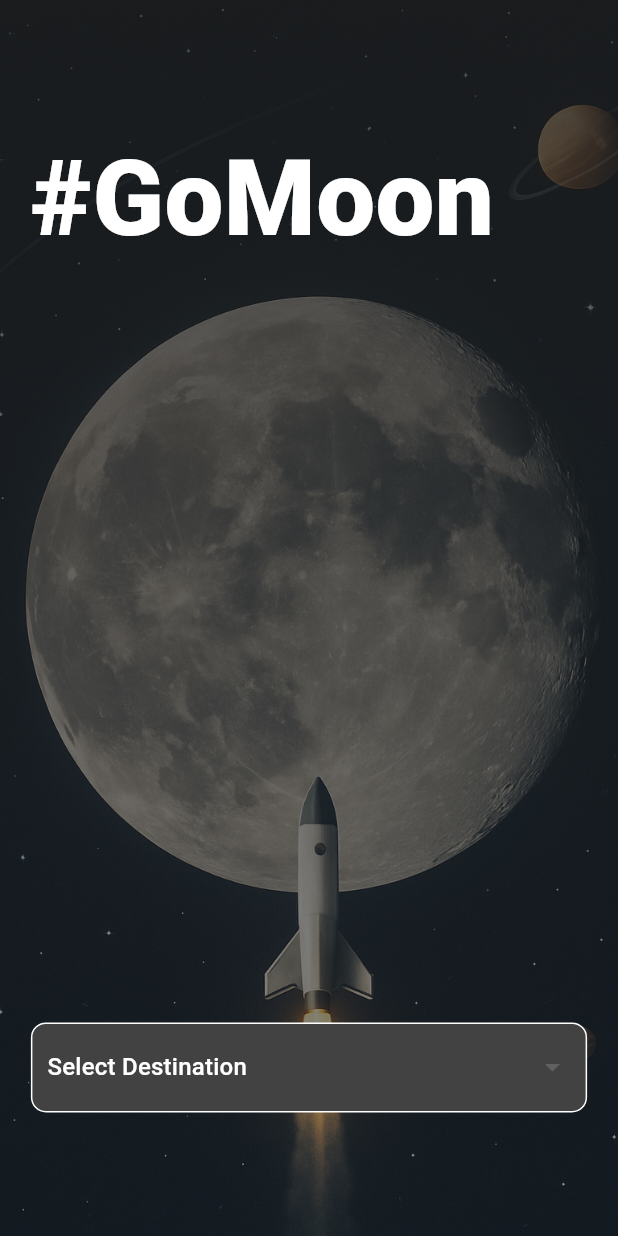
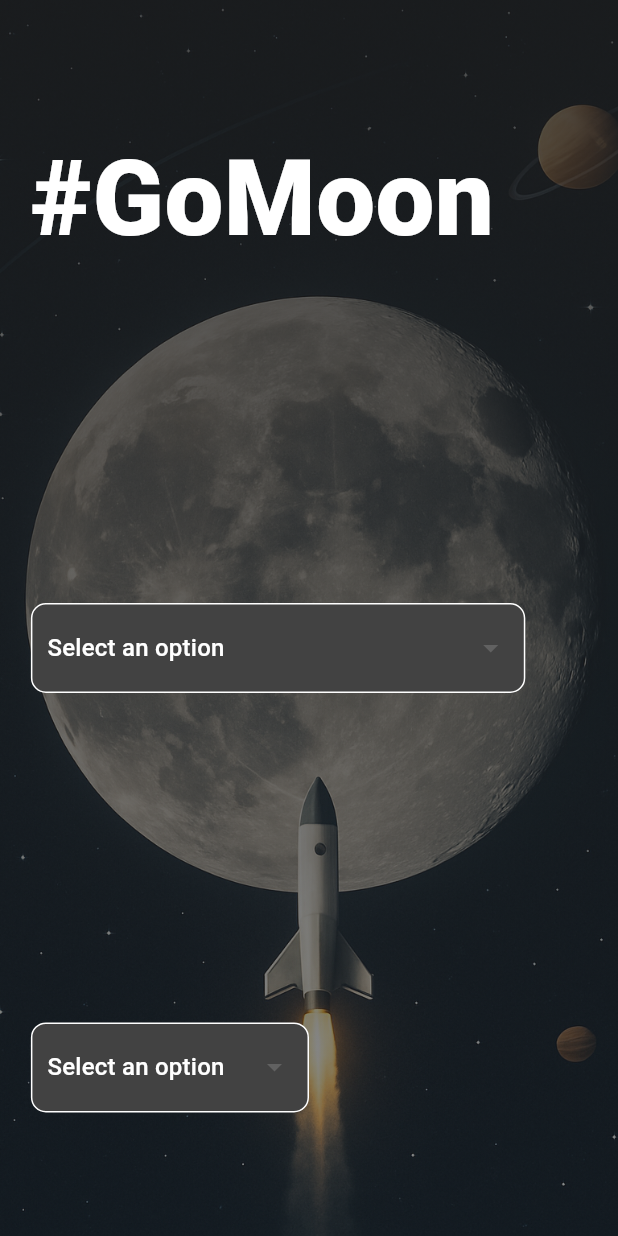
Before and after one commit to RANGIRA46/gomoon_flutter_app, a Flutter app: the screen it shows after launch, on a phone screen of 412 x 824 dp. Run offline on Flutter 3.47's test engine with Material 3 defaults, Android fonts, the phone set to English and light mode, and no system bars.

Commit message:
create a new dropdown button and also made the dropdown class which can be re used instead of using the drop down single time

```diff
--- a/lib/pages/home_page.dart
+++ b/lib/pages/home_page.dart
@@ -1,49 +1,36 @@
 import 'package:flutter/material.dart';
+import 'package:gomoon_flutter_app/widgets/custom_dropdown_button.dart'; // Import the CustomDropdownButton file
 
-class HomePage extends StatefulWidget {
-  const HomePage({super.key});
+class HomePage extends StatelessWidget {
+  late final double _deviceHeight, _deviceWidth;
 
-  @override
-  _HomePageState createState() => _HomePageState();
-}
-
-class _HomePageState extends State<HomePage> {
-  late final double _deviceHeight, _deviceWidth;
-  String? _selectedDestination; // State variable for the dropdown
+  HomePage({super.key});
 
   @override
   Widget build(BuildContext context) {
     _deviceHeight = MediaQuery.of(context).size.height;
     _deviceWidth = MediaQuery.of(context).size.width;
+
     return Scaffold(
       body: Stack(
         children: [
           _astroImageWidget(), // Background image
           SafeArea(
-            child: Container(
-              height: _deviceHeight,
-              width: _deviceWidth,
-              padding: EdgeInsets.symmetric(
-                vertical: _deviceHeight * 0.1,
-                horizontal: _deviceWidth * 0.05,
-              ),
-              decoration: const BoxDecoration(
-                gradient: LinearGradient(
-                  colors: [
-                    Color.fromRGBO(31, 31, 31, 0.8),
-                    Color.fromRGBO(31, 31, 31, 0.5),
-                  ],
-                  begin: Alignment.topCenter,
-                  end: Alignment.bottomCenter,
-                ),
-              ),
+            child: _buildGradientContainer(
               child: Column(
                 mainAxisAlignment: MainAxisAlignment.spaceBetween,
                 mainAxisSize: MainAxisSize.max,
                 crossAxisAlignment: CrossAxisAlignment.start,
                 children: [
                   _pageTitle(), // Centered title
-                  _destinationDropDownWidget(), // Dropdown widget
+                  CustomDropdownButton(
+                    values: [
+                      'Johnson Webb Station',
+                      'Baraka Station',
+                    ], // Dropdown items
+                    width: _deviceWidth * 0.8, // 80% of screen width
+                  ),
+                  _travellerDropdownWidget(), // Dropdown for number of travelers
                 ],
               ),
             ),
@@ -53,6 +40,7 @@ class _HomePageState extends State<HomePage> {
     );
   }
 
+  /// Widget for the page title
   Widget _pageTitle() {
     return const Text(
       "#GoMoon",
@@ -64,6 +52,7 @@ class _HomePageState extends State<HomePage> {
     );
   }
 
+  /// Widget for the astronaut background image
   Widget _astroImageWidget() {
     return Container(
       decoration: const BoxDecoration(
@@ -75,46 +64,34 @@ class _HomePageState extends State<HomePage> {
     );
   }
 
-  Widget _destinationDropDownWidget() {
+  /// Widget for the traveler dropdown (e.g., number of travelers)
+  Widget _travellerDropdownWidget() {
+    return CustomDropdownButton(
+      values: const ['1', '2', '3', '4'], // Dropdown items
+      width: _deviceWidth * 0.45, // 45% of screen width
+    );
+  }
+
+  /// Reusable method to create a gradient container
+  Widget _buildGradientContainer({required Widget child}) {
     return Container(
-      padding: const EdgeInsets.symmetric(horizontal: 10.0, vertical: 5.0),
-      decoration: BoxDecoration(
-        color: Colors.grey[800], // Background color for the dropdown
-        borderRadius: BorderRadius.circular(10.0), // Rounded corners
-        border: Border.all(
-          color: Colors.white, // Border color
-          width: 1.0, // Border width
+      height: _deviceHeight,
+      width: _deviceWidth,
+      padding: EdgeInsets.symmetric(
+        vertical: _deviceHeight * 0.1,
+        horizontal: _deviceWidth * 0.05,
+      ),
+      decoration: const BoxDecoration(
+        gradient: LinearGradient(
+          colors: [
+            Color.fromRGBO(31, 31, 31, 0.8),
+            Color.fromRGBO(31, 31, 31, 0.5),
+          ],
+          begin: Alignment.topCenter,
+          end: Alignment.bottomCenter,
         ),
       ),
-      child: DropdownButton<String>(
-        value: _selectedDestination,
-        hint: const Text(
-          'Select Destination',
-          style: TextStyle(color: Colors.white),
-        ),
-        dropdownColor: Colors.black,
-        isExpanded: true, // Ensures the dropdown takes full width
-        underline: Container(), // Removes default underline
-        onChanged: (String? newValue) {
-          // Update the selected value but take no further action
-          setState(() {
-            _selectedDestination = newValue;
-          });
-        },
-        items: const [
-          DropdownMenuItem(
-            value: 'Johnson Webb Station',
-            child: Text(
-              'Johnson Webb Station',
-              style: TextStyle(color: Colors.white),
-            ),
-          ),
-          DropdownMenuItem(
-            value: 'Baraka Station',
-            child: Text('Baraka Station', style: TextStyle(color: Colors.white)),
-          ),
-        ],
-      ),
+      child: child,
     );
   }
 }
--- /dev/null
+++ b/lib/widgets/custom_dropdown_button.dart
@@ -0,0 +1,59 @@
+import 'package:flutter/material.dart';
+
+class CustomDropdownButton extends StatefulWidget {
+  final List<String> values; // List of dropdown items
+  final double width; // Width of the dropdown
+
+  const CustomDropdownButton({
+    required this.values,
+    required this.width,
+    super.key,
+  });
+
+  @override
+  _CustomDropdownButtonState createState() => _CustomDropdownButtonState();
+}
+
+class _CustomDropdownButtonState extends State<CustomDropdownButton> {
+  String? _selectedValue; // State variable for selected value
+
+  @override
+  Widget build(BuildContext context) {
+    return Container(
+      width: widget.width, // Set the width of the dropdown
+      padding: const EdgeInsets.symmetric(horizontal: 10.0, vertical: 5.0),
+      decoration: BoxDecoration(
+        color: Colors.grey[800], // Background color for the dropdown
+        borderRadius: BorderRadius.circular(10.0), // Rounded corners
+        border: Border.all(
+          color: Colors.white, // Border color
+          width: 1.0, // Border width
+        ),
+      ),
+      child: DropdownButton<String>(
+        value: _selectedValue,
+        hint: const Text(
+          'Select an option',
+          style: TextStyle(color: Colors.white),
+        ),
+        dropdownColor: Colors.black,
+        isExpanded: true, // Ensures dropdown takes full width
+        underline: Container(), // Removes default underline
+        onChanged: (String? newValue) {
+          setState(() {
+            _selectedValue = newValue; // Update selected value
+          });
+        },
+        items: widget.values.map((String value) {
+          return DropdownMenuItem<String>(
+            value: value,
+            child: Text(
+              value,
+              style: const TextStyle(color: Colors.white),
+            ),
+          );
+        }).toList(),
+      ),
+    );
+  }
+}
```
